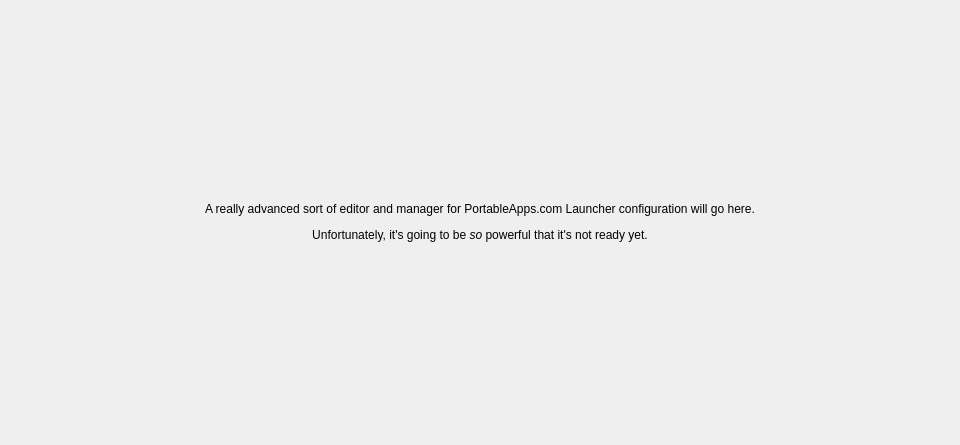
This is gui/ui/pagelauncher.ui in 3D1T0R/PortableApps.com-DevelopmentToolkit as Qt 5 draws it before an edit. The edited form follows.
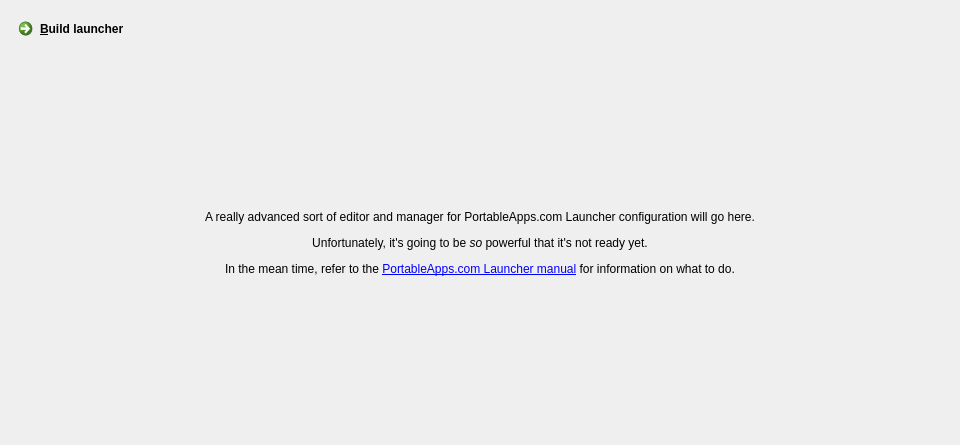
This is the edited form.

Commit message: Added a "Build Launcher" button to the Launcher page.

What changed in the file:
```diff
--- a/gui/ui/pagelauncher.ui
+++ b/gui/ui/pagelauncher.ui
@@ -10,11 +10,18 @@
     <height>445</height>
    </rect>
   </property>
-  <layout class="QVBoxLayout" name="verticalLayout">
+  <layout class="QVBoxLayout" name="verticalLayout" stretch="0,1">
+   <item>
+    <widget class="QCommandLinkButton" name="build_launcher">
+     <property name="text">
+      <string>&amp;Build launcher</string>
+     </property>
+    </widget>
+   </item>
    <item>
     <widget class="QLabel" name="label_6">
      <property name="text">
-      <string>&lt;p&gt;A really advanced sort of editor and manager for PortableApps.com Launcher configuration will go here.&lt;/p&gt;&lt;p&gt;Unfortunately, it's going to be &lt;em&gt;so&lt;/em&gt; powerful that it's not ready yet.&lt;/p&gt;</string>
+      <string>&lt;p&gt;A really advanced sort of editor and manager for PortableApps.com Launcher configuration will go here.&lt;/p&gt;&lt;p&gt;Unfortunately, it's going to be &lt;em&gt;so&lt;/em&gt; powerful that it's not ready yet.&lt;/p&gt;&lt;p&gt;In the mean time, refer to the &lt;a href=&quot;http://portableapps.com/manuals/PortableApps.comLauncher/&quot;&gt;PortableApps.com Launcher manual&lt;/a&gt; for information on what to do.&lt;/p&gt;</string>
      </property>
      <property name="textFormat">
       <enum>Qt::AutoText</enum>
```
Left out of the diff: 6 changed lines with no effect on the pictures. The commit also changes 2 other files.
